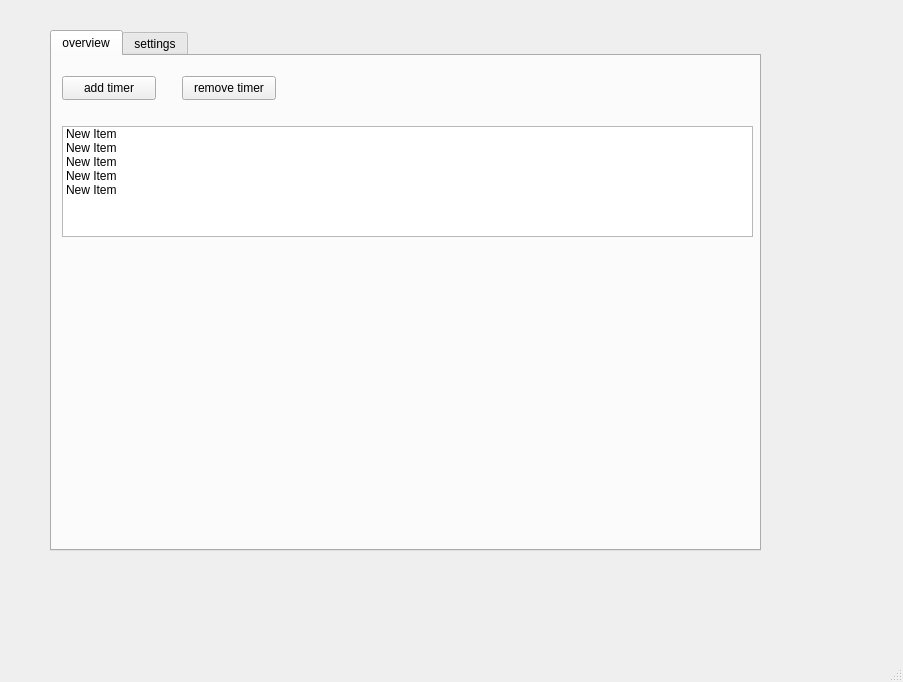
Old version of the form ui/MainWindow.ui in the repository AlexanderKaess/HealthAndProductivityAssistant.
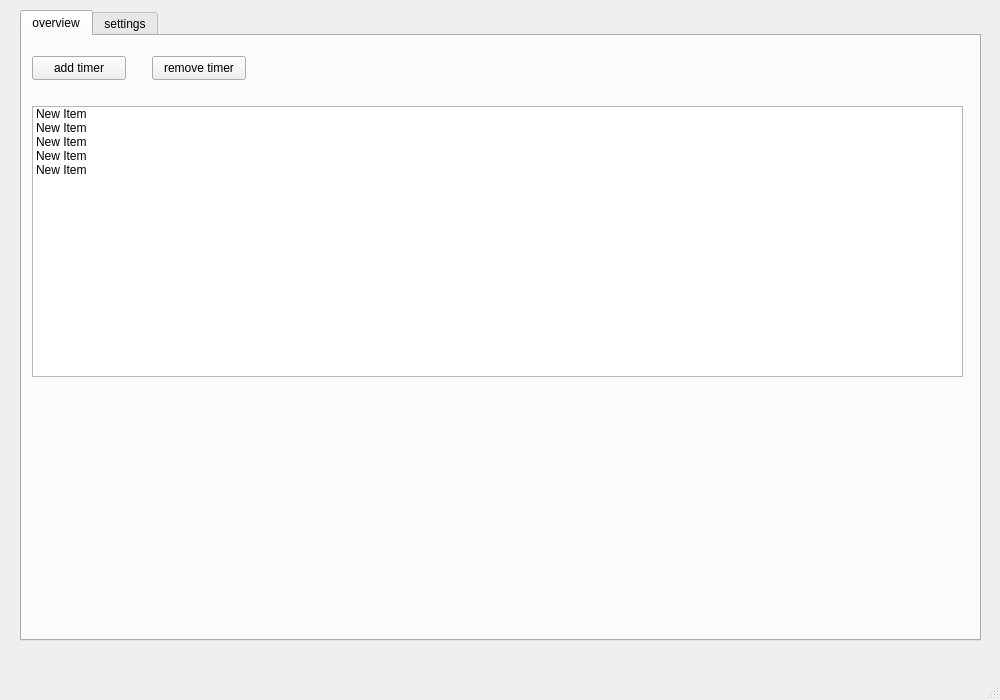
New version of the form.

Commit message: add timer dialog

```diff
--- a/ui/MainWindow.ui
+++ b/ui/MainWindow.ui
@@ -6,8 +6,8 @@
    <rect>
     <x>0</x>
     <y>0</y>
-    <width>903</width>
-    <height>682</height>
+    <width>1000</width>
+    <height>700</height>
    </rect>
   </property>
   <property name="windowTitle">
@@ -17,10 +17,10 @@
    <widget class="QTabWidget" name="tabWidget">
     <property name="geometry">
      <rect>
-      <x>50</x>
-      <y>30</y>
-      <width>711</width>
-      <height>521</height>
+      <x>20</x>
+      <y>10</y>
+      <width>961</width>
+      <height>631</height>
      </rect>
     </property>
     <property name="tabPosition">
@@ -67,8 +67,8 @@
        <rect>
         <x>10</x>
         <y>70</y>
-        <width>691</width>
-        <height>111</height>
+        <width>931</width>
+        <height>271</height>
        </rect>
       </property>
       <item>
```
Left out of the diff: 2 changed lines with no effect on the pictures. The commit also changes 7 other files.
